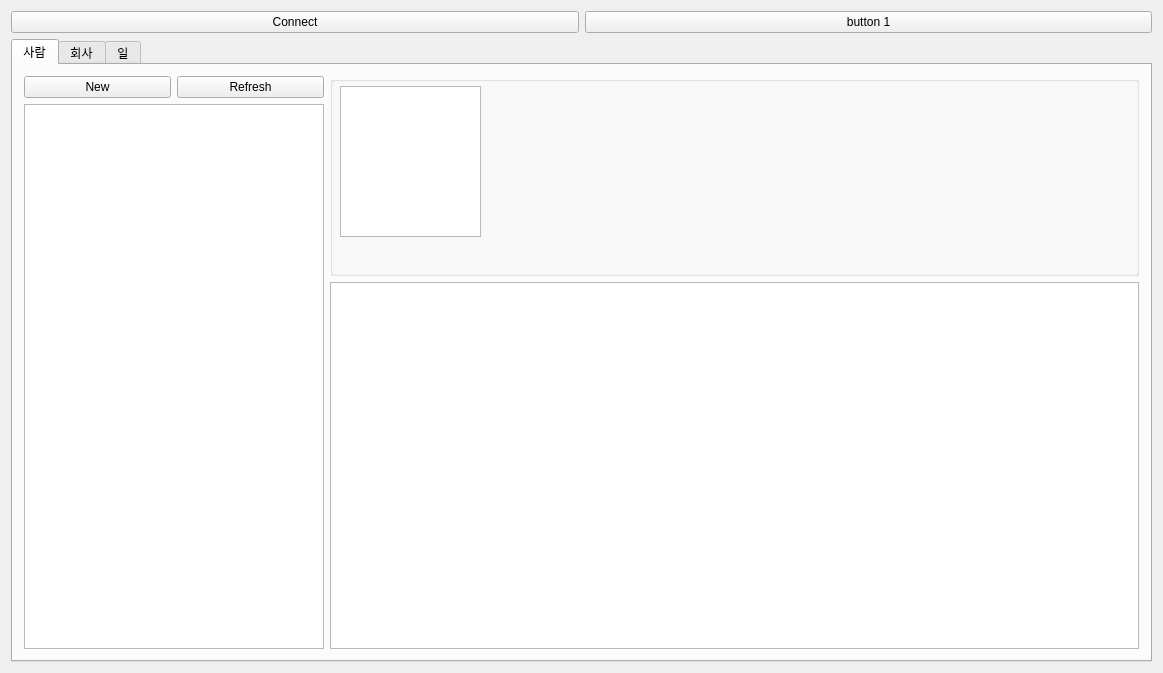
Qt form mainwindow.ui (Hyuntae-Lee/HRM) before a commit.
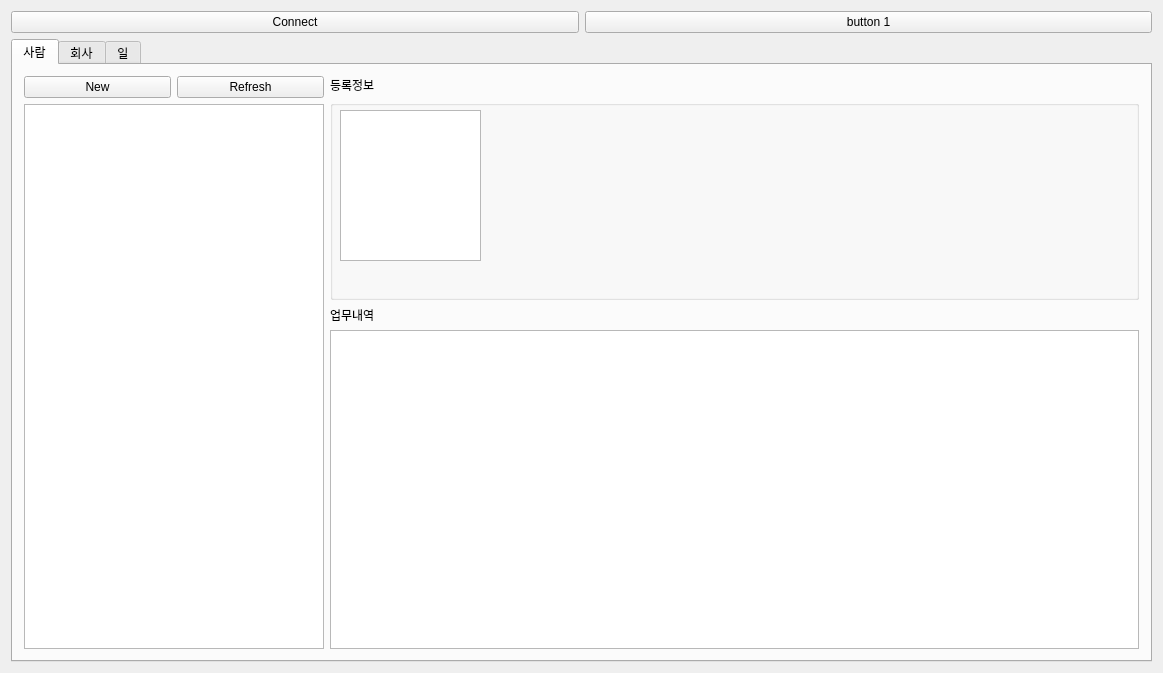
The same form after that commit. The open tabs and pages were chosen to show the change.

What changed in the file:
```diff
--- a/mainwindow.ui
+++ b/mainwindow.ui
@@ -92,6 +92,13 @@
         </item>
         <item>
          <layout class="QVBoxLayout" name="verticalLayout_4">
+          <item>
+           <widget class="QLabel" name="label_3">
+            <property name="text">
+             <string>등록정보</string>
+            </property>
+           </widget>
+          </item>
           <item>
            <layout class="QHBoxLayout" name="horizontalLayout_4">
             <item>
@@ -191,7 +198,14 @@
            </layout>
           </item>
           <item>
-           <widget class="QListView" name="listView_historyForWorker"/>
+           <widget class="QLabel" name="label_2">
+            <property name="text">
+             <string>업무내역</string>
+            </property>
+           </widget>
+          </item>
+          <item>
+           <widget class="QTableView" name="tableView_history"/>
           </item>
          </layout>
         </item>
```
Left out of the diff: 2 changed lines with no effect on the pictures.
